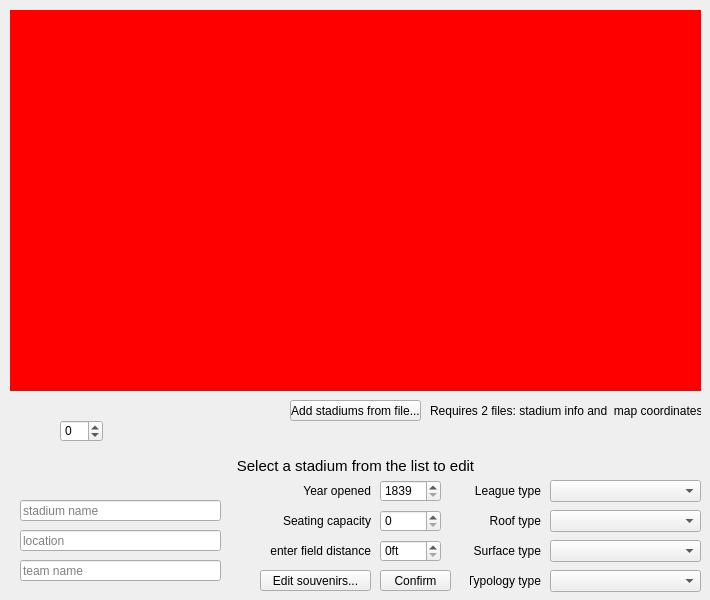
The window that src/views/adminview.ui (minorleaguegrayonassociates/GrayonSlam) describes before a commit, drawn with Qt 5.
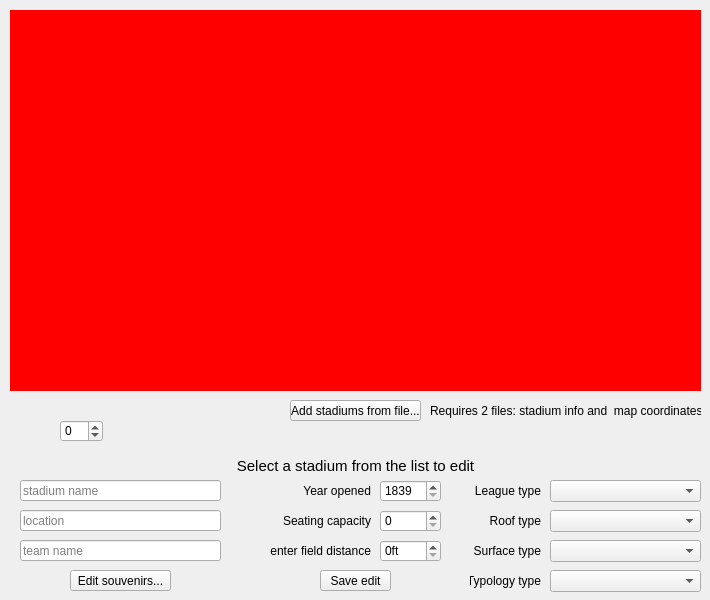
The same window after the commit.

Commit message: Move buttons and rename button labels

Diff of the .ui file:
```diff
--- a/src/views/adminview.ui
+++ b/src/views/adminview.ui
@@ -55,9 +55,9 @@
     <widget class="QPushButton" name="pushButton_stadEditSouvenirs">
      <property name="geometry">
       <rect>
-       <x>260</x>
+       <x>70</x>
        <y>570</y>
-       <width>111</width>
+       <width>101</width>
        <height>21</height>
       </rect>
      </property>
@@ -69,7 +69,7 @@
      <property name="geometry">
       <rect>
        <x>20</x>
-       <y>500</y>
+       <y>480</y>
        <width>201</width>
        <height>21</height>
       </rect>
@@ -82,7 +82,7 @@
      <property name="geometry">
       <rect>
        <x>20</x>
-       <y>530</y>
+       <y>510</y>
        <width>201</width>
        <height>21</height>
       </rect>
@@ -95,7 +95,7 @@
      <property name="geometry">
       <rect>
        <x>20</x>
-       <y>560</y>
+       <y>540</y>
        <width>201</width>
        <height>21</height>
       </rect>
@@ -107,14 +107,14 @@
     <widget class="QPushButton" name="pushButton_stadConfirmEdit">
      <property name="geometry">
       <rect>
-       <x>380</x>
+       <x>320</x>
        <y>570</y>
        <width>71</width>
        <height>21</height>
       </rect>
      </property>
      <property name="text">
-      <string>Confirm</string>
+      <string>Save edit</string>
      </property>
     </widget>
     <widget class="QSpinBox" name="spinBox_stadSeatCap">
```
Left out of the diff: 4 changed lines with no effect on the pictures.
